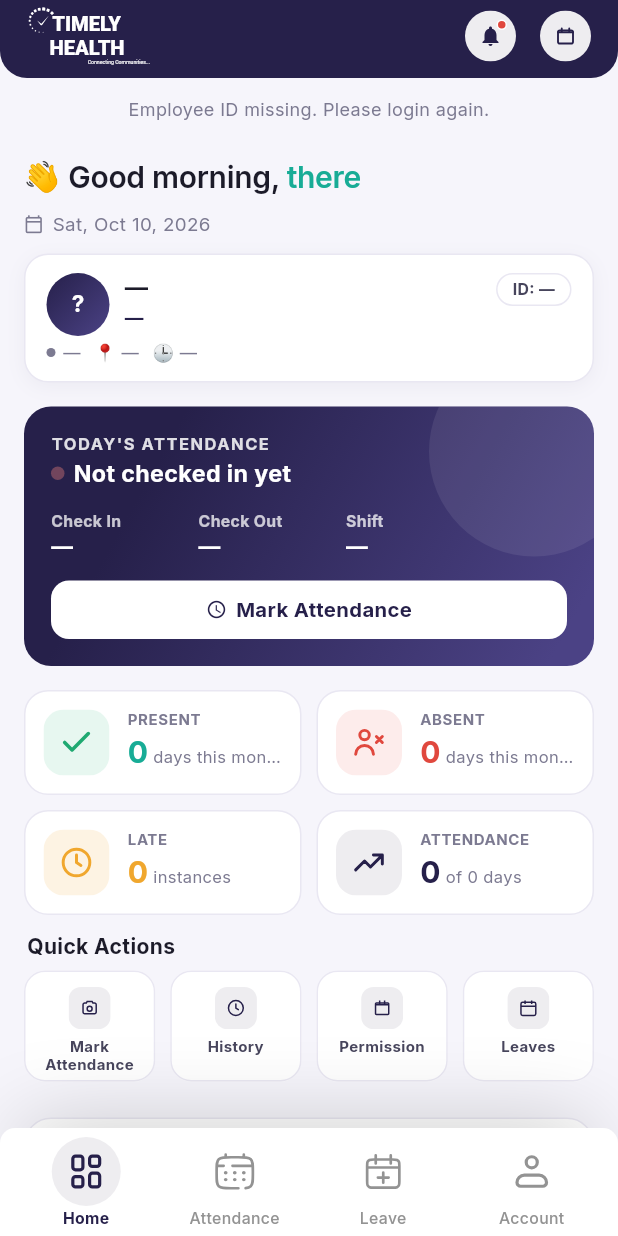
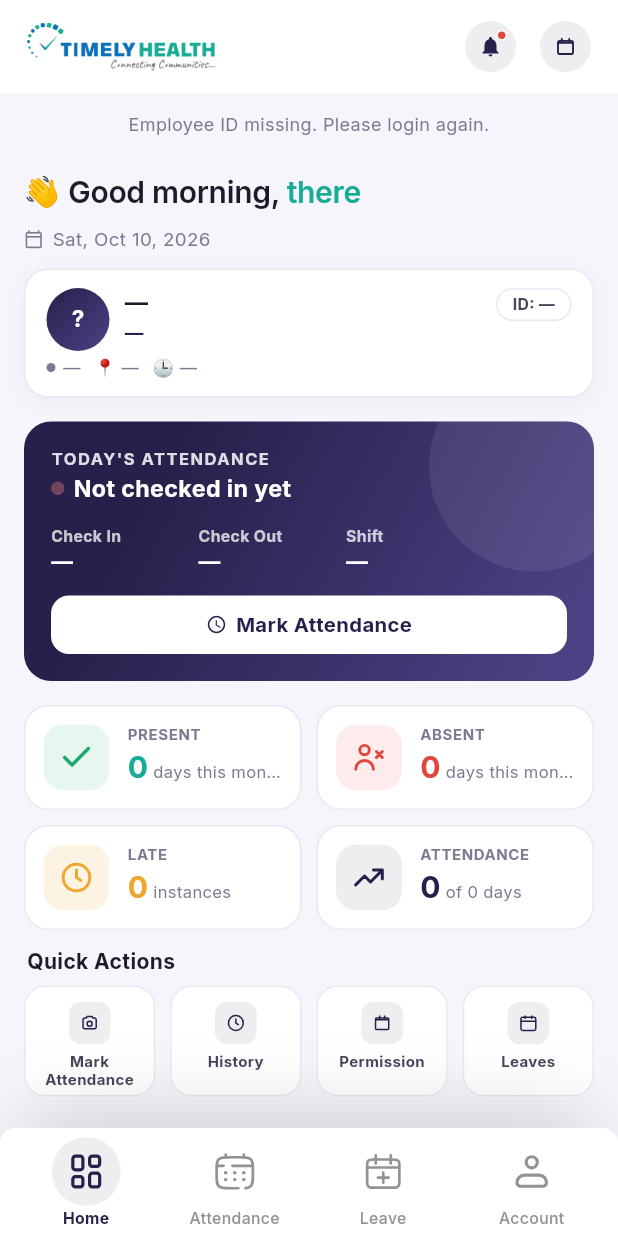
Before and after one commit to Sanjaytomar93/timely-health-hrms, a Flutter app: the EmployeeHomeShell screen opened directly, on a phone screen of 412 x 824 dp. Run offline on Flutter 3.47's test engine with Material 3 defaults, Android fonts, the phone set to English and light mode, and no system bars; our stand-ins replace audioplayers, equatable, firebase_core, firebase_messaging, flutter_bloc, flutter_svg and 6 more; missing offline and left inert: pdfrx; accounts and stored records are empty.

Commit message:
Revert to old logo on splash, login and dashboard
Co-authored-by: Cursor <cursoragent@cursor.com>

```diff
--- a/lib/core/theme/app_logos.dart
+++ /dev/null
@@ -1,7 +0,0 @@
-class AppLogos {
-  const AppLogos._();
-
-  static const String appIcon = 'assets/icons/logo/app_logo.svg';
-  static const String mark = 'assets/icons/logo/app_logo_mark.svg';
-  static const String white = 'assets/icons/logo/timely_logo_white.svg';
-}
--- a/lib/features/dashboard/presentation/screens/employee_home_shell.dart
+++ b/lib/features/dashboard/presentation/screens/employee_home_shell.dart
@@ -2,7 +2,6 @@ import 'package:flutter/material.dart';
 import 'package:flutter/services.dart';
 import 'package:flutter_bloc/flutter_bloc.dart';
 import 'package:timelay_health/core/theme/portal_colors.dart';
-import 'package:timelay_health/core/theme/portal_system_ui.dart';
 import 'package:timelay_health/features/auth/data/auth_session.dart';
 import 'package:timelay_health/features/attendance/presentation/screens/attendance_screen.dart';
 import 'package:timelay_health/features/dashboard/presentation/bloc/dashboard_cubit.dart';
@@ -58,11 +57,9 @@ class _EmployeeHomeShellState extends State<EmployeeHomeShell> {
       child: BlocListener<MonthlyPerformanceCubit, MonthlyPerformanceState>(
         listener: _showPerformanceIfNeeded,
         child: AnnotatedRegion<SystemUiOverlayStyle>(
-          value: _index == 0
-              ? PortalSystemUi.darkStatusBar
-              : SystemUiOverlayStyle.dark.copyWith(
-                  statusBarColor: Colors.transparent,
-                ),
+          value: SystemUiOverlayStyle.dark.copyWith(
+            statusBarColor: Colors.transparent,
+          ),
           child: PopScope(
             canPop: _index == 0,
             onPopInvokedWithResult: (didPop, _) {
@@ -72,9 +69,6 @@ class _EmployeeHomeShellState extends State<EmployeeHomeShell> {
               backgroundColor: PortalColors.background,
               body: PortalSafeArea(
                 bottom: false,
-                statusBarColor: _index == 0
-                    ? PortalColors.brand
-                    : PortalColors.surface,
                 child: IndexedStack(
                   index: _index,
                   children: [
--- a/lib/features/dashboard/presentation/widgets/dashboard_app_bar.dart
+++ b/lib/features/dashboard/presentation/widgets/dashboard_app_bar.dart
@@ -1,6 +1,4 @@
 import 'package:flutter/material.dart';
-import 'package:flutter_svg/flutter_svg.dart';
-import 'package:timelay_health/core/theme/app_logos.dart';
 import 'package:timelay_health/core/theme/portal_colors.dart';
 import 'package:timelay_health/features/holidays/presentation/widgets/top_calendar_button.dart';
 import 'package:timelay_health/features/notifications/presentation/widgets/top_notification_button.dart';
@@ -11,21 +9,17 @@ class DashboardAppBar extends StatelessWidget {
   @override
   Widget build(BuildContext context) {
     return Container(
-      padding: const EdgeInsets.fromLTRB(18, 4, 18, 8),
-      decoration: const BoxDecoration(
-        color: PortalColors.brand,
-        borderRadius: BorderRadius.vertical(bottom: Radius.circular(18)),
-      ),
+      color: PortalColors.surface,
+      padding: const EdgeInsets.fromLTRB(18, 12, 18, 12),
       child: Row(
         children: [
-          Expanded(
+          const Expanded(
             child: Align(
               alignment: Alignment.centerLeft,
-              child: SvgPicture.asset(
-                AppLogos.white,
-                height: 40,
+              child: Image(
+                image: AssetImage('assets/images/timely_health_logo.png'),
+                height: 32,
                 fit: BoxFit.contain,
-                alignment: Alignment.centerLeft,
               ),
             ),
           ),
--- a/pubspec.yaml
+++ b/pubspec.yaml
@@ -75,7 +75,6 @@ flutter:
   uses-material-design: true
 
   assets:
-    - assets/icons/logo/
     - assets/icons/stat_cards/
     - assets/icons/quick_actions/
     - assets/icons/top_bar/
```
Also changed, not shown: lib/features/auth/presentation/screens/login_screen.dart (+23 -7 lines), lib/features/auth/presentation/screens/splash_screen.dart (+92 -17 lines), assets/icons/logo/app_logo.svg (deleted), assets/icons/logo/app_logo_mark.svg (deleted), assets/icons/logo/timely_logo_white.svg (deleted), 1 other file.
